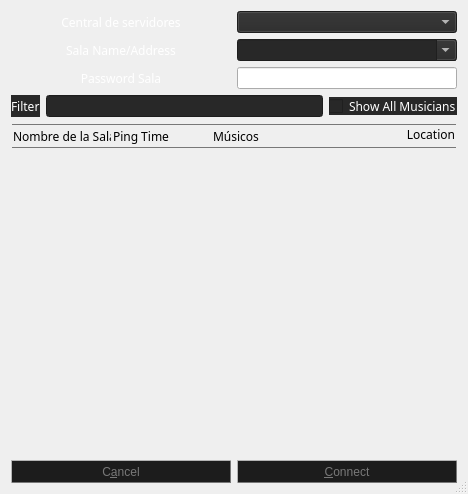
Above: src/connectdlgbase.ui from lliurex/sagora before the change. Below: the same form after it.
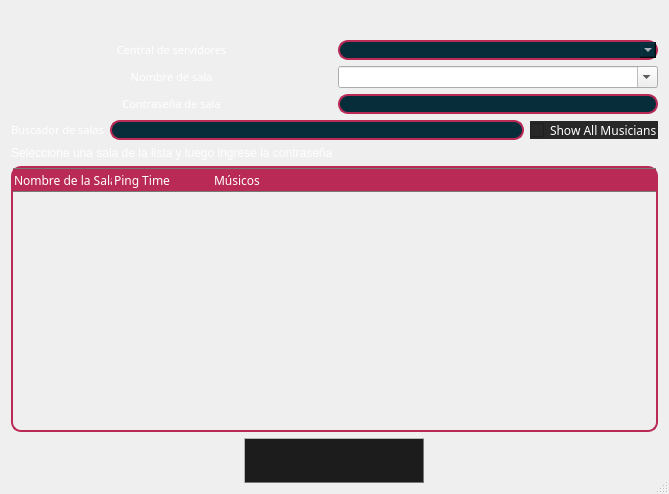
That is the form after the change. Icons and pictures are not drawn.

Diff of the .ui file:
```diff
--- a/src/connectdlgbase.ui
+++ b/src/connectdlgbase.ui
@@ -6,7 +6,7 @@
    <rect>
     <x>0</x>
     <y>0</y>
-    <width>465</width>
+    <width>669</width>
     <height>494</height>
    </rect>
   </property>
@@ -28,13 +28,20 @@
    <bool>true</bool>
   </property>
   <layout class="QVBoxLayout">
+   <property name="topMargin">
+    <number>40</number>
+   </property>
    <item>
     <layout class="QHBoxLayout" name="horizontalLayout_5">
      <item>
       <widget class="QLabel" name="lblServerCentralAddr">
        <property name="font">
         <font>
-         <family>Noto Sans</family>
+         <family>Montserrat Medium</family>
+         <pointsize>8</pointsize>
+         <weight>7</weight>
+         <italic>false</italic>
+         <bold>false</bold>
         </font>
        </property>
        <property name="layoutDirection">
@@ -59,10 +66,15 @@
      <item>
       <widget class="QComboBox" name="cbxCentServAddrType">
        <property name="styleSheet">
-        <string notr="true">background-color: rgb(40, 40, 40);
-border-color: rgb(0, 0, 0);
-color: rgb(255, 255, 255);
-</string>
+        <string notr="true">font: 57 8pt &quot;Montserrat Medium&quot;;
+background-color: rgb(7, 45, 59);
+
+border-radius: 10;
+
+border-width: 2px;
+border-style: solid;
+border-color: rgb(186, 42, 86);
+color: white;</string>
        </property>
       </widget>
      </item>
@@ -74,7 +86,11 @@
       <widget class="QLabel" name="lblServerAddr">
        <property name="font">
         <font>
-         <family>Noto Sans</family>
+         <family>Montserrat Medium</family>
+         <pointsize>8</pointsize>
+         <weight>7</weight>
+         <italic>false</italic>
+         <bold>false</bold>
         </font>
        </property>
        <property name="styleSheet">
@@ -83,7 +99,7 @@
 color: rgb(255, 255, 255);</string>
        </property>
        <property name="text">
-        <string>Sala Name/Address</string>
+        <string>Nombre de sala</string>
        </property>
        <property name="alignment">
         <set>Qt::AlignCenter</set>
@@ -93,10 +109,20 @@
      <item>
       <widget class="QComboBox" name="cbxServerAddr">
        <property name="styleSheet">
-        <string notr="true">background-color: rgb(40, 40, 40);
-border-color: rgb(0, 0, 0);
-color: rgb(255, 255, 255);
-</string>
+        <string notr="true">font: 57 8pt &quot;Montserrat Medium&quot;;
+background-color: rgb(7, 45, 59);
+
+border-radius: 10;
+
+border-width: 2px;
+border-style: solid;
+border-color: rgb(186, 42, 86);
+color: white;
+
+QComboBox::down-arrow
+{
+	color: rgb(0,0,0,0);
+}</string>
        </property>
        <property name="editable">
         <bool>true</bool>
@@ -114,7 +140,11 @@
       <widget class="QLabel" name="titlePass">
        <property name="font">
         <font>
-         <family>Noto Sans</family>
+         <family>Montserrat Medium</family>
+         <pointsize>8</pointsize>
+         <weight>7</weight>
+         <italic>false</italic>
+         <bold>false</bold>
         </font>
        </property>
        <property name="styleSheet">
@@ -124,7 +154,7 @@
 </string>
        </property>
        <property name="text">
-        <string>Password Sala</string>
+        <string>Contraseña de sala</string>
        </property>
        <property name="alignment">
         <set>Qt::AlignCenter</set>
@@ -151,6 +181,17 @@
        <property name="autoFillBackground">
         <bool>false</bool>
        </property>
+       <property name="styleSheet">
+        <string notr="true">font: 57 8pt &quot;Montserrat Medium&quot;;
+background-color: rgb(7, 45, 59);
+
+border-radius: 10;
+
+border-width: 2px;
+border-style: solid;
+border-color: rgb(186, 42, 86);
+color: white;</string>
+       </property>
        <property name="frame">
         <bool>true</bool>
        </property>
@@ -173,27 +214,35 @@
       <widget class="QLabel" name="lblFilter">
        <property name="font">
         <font>
-         <family>Noto Sans</family>
+         <family>Montserrat Medium</family>
+         <pointsize>8</pointsize>
+         <weight>7</weight>
+         <italic>false</italic>
+         <bold>false</bold>
         </font>
        </property>
        <property name="styleSheet">
-        <string notr="true">background-color: rgb(40, 40, 40);
-border-color: rgb(0, 0, 0);
+        <string notr="true">font: 57 8pt &quot;Montserrat Medium&quot;;
 color: rgb(255, 255, 255);
 </string>
        </property>
        <property name="text">
-        <string>Filter</string>
+        <string>Buscador de salas</string>
        </property>
       </widget>
      </item>
      <item>
       <widget class="QLineEdit" name="edtFilter">
        <property name="styleSheet">
-        <string notr="true">background-color: rgb(40, 40, 40);
-border-color: rgb(0, 0, 0);
-color: rgb(255, 255, 255);
-</string>
+        <string notr="true">font: 57 8pt &quot;Montserrat Medium&quot;;
+background-color: rgb(7, 45, 59);
+
+border-radius: 10;
+
+border-width: 2px;
+border-style: solid;
+border-color: rgb(186, 42, 86);
+color: white;</string>
        </property>
       </widget>
      </item>
@@ -217,6 +266,20 @@
      </item>
     </layout>
    </item>
+   <item>
+    <widget class="QLabel" name="label">
+     <property name="styleSheet">
+      <string notr="true">color: rgb(255, 255, 255);
+font: 57 8pt &quot;Montserrat Medium&quot;;</string>
+     </property>
+     <property name="text">
+      <string>Seleccione una sala de la lista y luego ingrese la contraseña</string>
+     </property>
+     <property name="margin">
+      <number>10</number>
+     </property>
+    </widget>
+   </item>
    <item>
     <widget class="QTreeWidget" name="lvwServers">
      <property name="sizePolicy">
@@ -232,18 +295,24 @@
      </property>
      <property name="styleSheet">
       <string notr="true">QTreeWidget{
-border-color: rgb(255, 255, 255);
+border-radius: 10;
+
+border-width: 2px;
+border-style: solid;
+border-color: rgb(186, 42, 86);
 color: white;
 background:transparent;
 }
 
 QTreeView::item {
 font-color: white;
+background-color:transparent;
 }
 
 QHeaderView::section {
-    background-color: transparent;                                                  
-    color: black;                               
+background-color:rgb(186, 42, 86);  
+	font: 57 8pt &quot;Montserrat Medium&quot;;                                             
+    color: white;                               
     padding: 1px;                               
     height:20px;                                
     border: 1px solid rgb(120,120,120);                  
@@ -290,27 +359,6 @@
       <property name="text">
        <string>Ping Time</string>
       </property>
-      <property name="font">
-       <font>
-        <family>Noto Sans</family>
-       </font>
-      </property>
-      <property name="background">
-       <color alpha="5">
-        <red>5</red>
-        <green>5</green>
-        <blue>5</blue>
-       </color>
-      </property>
-      <property name="foreground">
-       <brush brushstyle="SolidPattern">
-        <color alpha="255">
-         <red>0</red>
-         <green>0</green>
-         <blue>0</blue>
-        </color>
-       </brush>
-      </property>
      </column>
      <column>
       <property name="text">
@@ -341,82 +389,22 @@
        </brush>
       </property>
      </column>
-     <column>
-      <property name="text">
-       <string>Location</string>
-      </property>
-      <property name="font">
-       <font>
-        <family>Noto Sans</family>
-       </font>
-      </property>
-      <property name="textAlignment">
-       <set>AlignTrailing|AlignTop</set>
-      </property>
-      <property name="background">
-       <color>
-        <red>5</red>
-        <green>5</green>
-        <blue>5</blue>
-       </color>
-      </property>
-      <property name="foreground">
-       <brush brushstyle="NoBrush">
-        <color alpha="255">
-         <red>0</red>
-         <green>0</green>
-         <blue>0</blue>
-        </color>
-       </brush>
-      </property>
-     </column>
     </widget>
    </item>
    <item>
     <layout class="QHBoxLayout">
-     <item>
-      <widget class="QPushButton" name="butCancel">
-       <property name="minimumSize">
-        <size>
-         <width>220</width>
-         <height>23</height>
-        </size>
-       </property>
-       <property name="styleSheet">
-        <string notr="true">#butCancel{
-background: rgb(28, 28, 28); 
-selection-background-color: rgb(28, 28, 28);
-border-color: rgb(120, 120, 120);
-    border-style: outset;
-    border-width: 1.3px;
-color: rgb(120, 120, 120);
-}
-#butCancel:hover{
-border-color: rgb(13, 204, 135);
-    border-style: outset;
-    border-width: 1.3px;
-color: rgb(13, 204, 135);
-}
-
-
-#butCancel:pressed{
-background: rgb(15, 15, 15); 
-border-color: rgb(13, 204, 135);
-    border-style: outset;
-    border-width: 1.3px;
-}</string>
-       </property>
-       <property name="text">
-        <string>C&amp;ancel</string>
-       </property>
-      </widget>
-     </item>
-     <item>
+     <item alignment="Qt::AlignHCenter|Qt::AlignVCenter">
       <widget class="QPushButton" name="butConnect">
        <property name="minimumSize">
         <size>
-         <width>220</width>
-         <height>23</height>
+         <width>180</width>
+         <height>45</height>
+        </size>
+       </property>
+       <property name="maximumSize">
+        <size>
+         <width>649</width>
+         <height>16777215</height>
         </size>
        </property>
        <property name="styleSheet">
@@ -444,7 +432,7 @@
 }</string>
        </property>
        <property name="text">
-        <string>&amp;Connect</string>
+        <string/>
        </property>
        <property name="default">
         <bool>true</bool>
```
Left out of the diff: 17 changed lines with no effect on the pictures.
